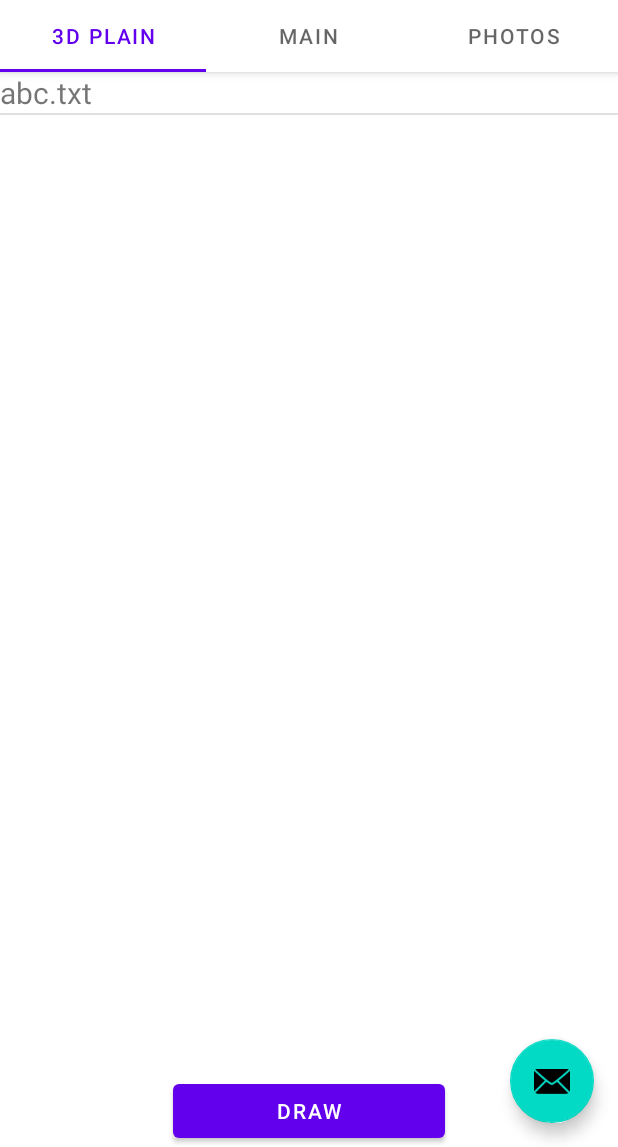
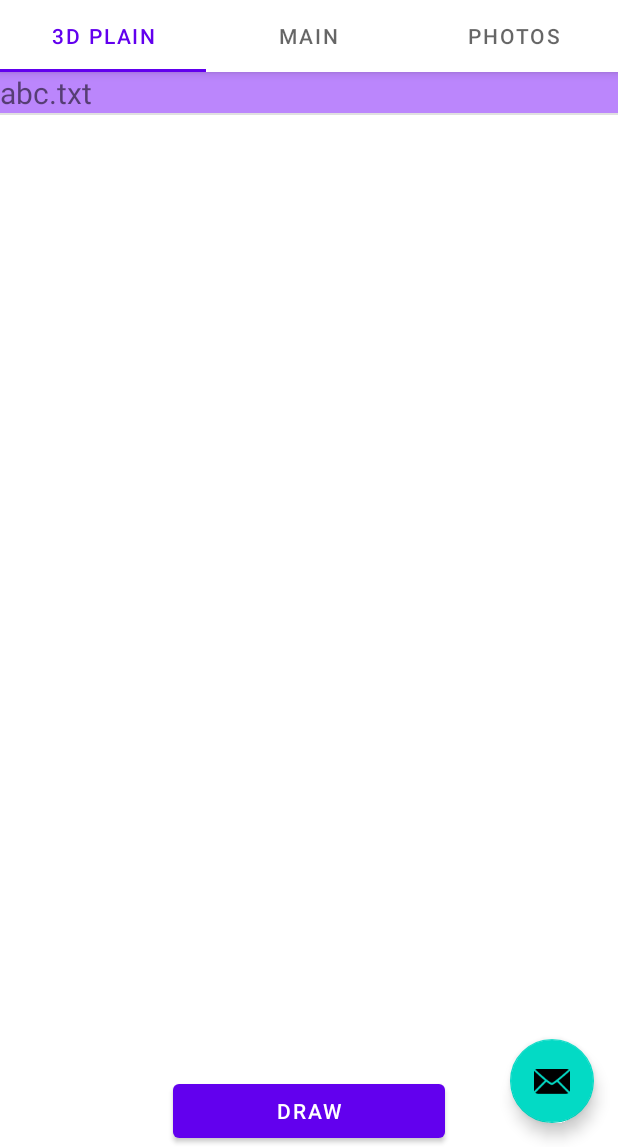
Before and after one commit to 3d-reconstructor-app/Java-project, an Android app: the screen it shows after launch (MainActivity), after a tap on "abc.txt", on a phone screen of 412 x 824 dp, the part 89-1236 px from its top. Run offline under Robolectric (Android 15) with nearby library versions, the phone set to English and light mode, and no system bars.

Commit message:
add selector and error message

```diff
--- a/as/app/src/main/java/com/example/a3dmodel/MainActivity.java
+++ b/as/app/src/main/java/com/example/a3dmodel/MainActivity.java
@@ -13,11 +13,11 @@ import androidx.appcompat.app.AppCompatActivity;
 import android.view.View;
 
 import com.example.a3dmodel.ui.main.SectionsPagerAdapter;
-import com.example.a3dmodel.databinding.ActivityMainBinding;
+//import com.example.a3dmodel.databinding.ActivityMainBinding;
 
 
 public class MainActivity extends AppCompatActivity {
-    private ActivityMainBinding binding;
+//    private ActivityMainBinding binding;
 
 //    @Override
 //    protected void onCreate(Bundle savedInstanceState) {
@@ -49,12 +49,12 @@ public class MainActivity extends AppCompatActivity {
         viewPager.setAdapter(sectionsPagerAdapter);
         TabLayout tabs = findViewById(R.id.tabs);
         tabs.setupWithViewPager(viewPager);
-        FloatingActionButton fab = findViewById(R.id.fab);
-
-        fab.setOnClickListener(view -> {
-            Snackbar.make(view, "Replace with your own action", Snackbar.LENGTH_LONG)
-                    .setAction("Action", null).show();
-        });
+//        FloatingActionButton fab = findViewById(R.id.fab);
+//
+//        fab.setOnClickListener(view -> {
+//            Snackbar.make(view, "Replace with your own action", Snackbar.LENGTH_LONG)
+//                    .setAction("Action", null).show();
+//        });
     }
 
     @Override
--- /dev/null
+++ b/as/app/src/main/res/drawable-v24/list_selector.xml
@@ -0,0 +1,9 @@
+<?xml version="1.0" encoding="utf-8"?>
+<selector xmlns:android="http://schemas.android.com/apk/res/android"
+    android:layout_width="match_parent"
+    android:layout_height="match_parent"
+    >
+    <item android:drawable="@color/purple_200" android:state_activated="true"/>
+    <item android:drawable="@android:color/white"/>
+
+</selector>
--- a/as/app/src/main/res/layout/fragment_tab_3d_plane.xml
+++ b/as/app/src/main/res/layout/fragment_tab_3d_plane.xml
@@ -10,7 +10,8 @@
     <ListView
         android:id="@+id/model_list"
         android:layout_width="match_parent"
-        android:layout_height="match_parent" />
+        android:layout_height="match_parent"
+        />
 
     <Button
         android:id="@+id/draw_button"
--- a/as/app/src/main/res/layout/list_text_view.xml
+++ b/as/app/src/main/res/layout/list_text_view.xml
@@ -4,8 +4,7 @@
     android:layout_width="match_parent"
     android:layout_height="match_parent"
     android:clickable="false"
-    android:cursorVisible="true"
     android:textAlignment="viewStart"
-    android:textSize="20sp">
-
+    android:textSize="20sp"
+    android:background="@drawable/list_selector">
 </TextView>
```
Also changed, not shown: as/app/src/main/java/com/example/a3dmodel/tab3DPlain.java (+18 -8 lines).
